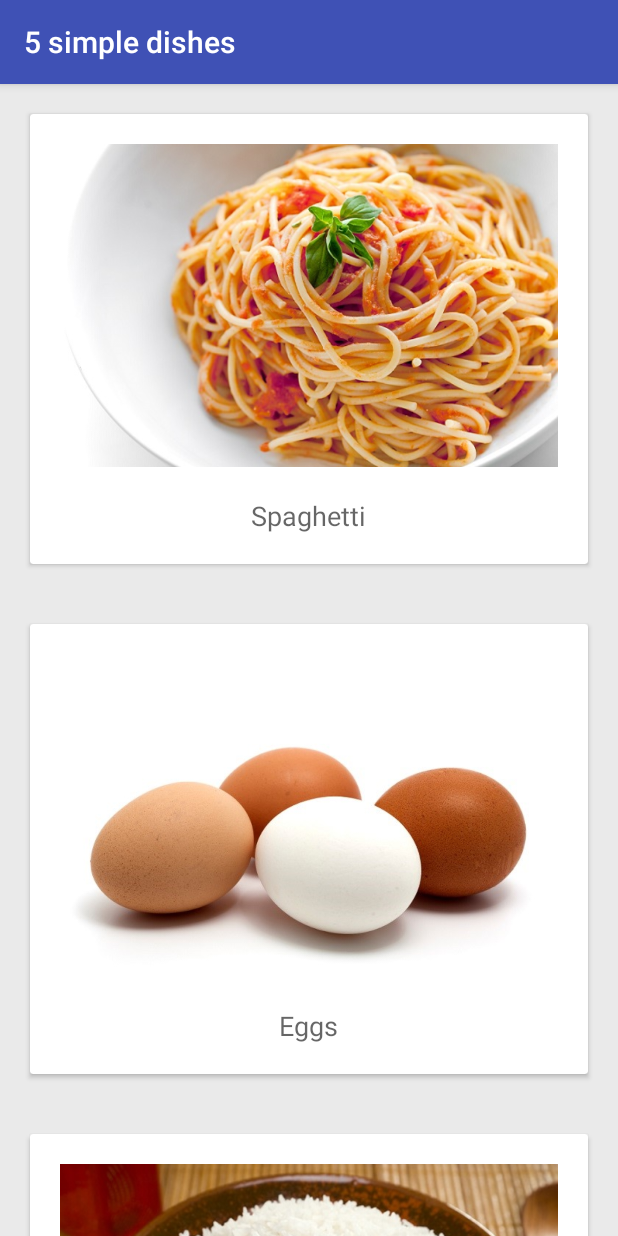
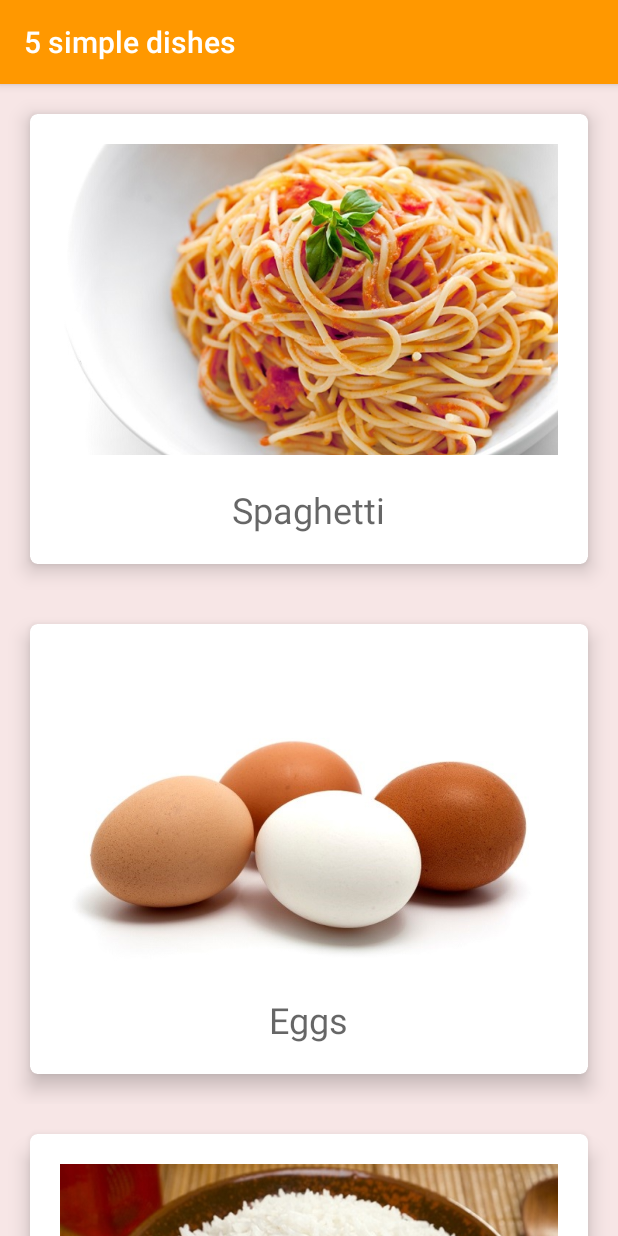
Before and after one commit to MNITD-SJ/FiveSimpleDishes, an Android app: the screen it shows after launch (MainActivity), on a phone screen of 412 x 824 dp. Run offline under Robolectric (Android 15) with nearby library versions, the phone set to English and light mode, and no system bars.

Commit message:
some little changes

```diff
--- a/app/src/main/res/layout/activity_main.xml
+++ b/app/src/main/res/layout/activity_main.xml
@@ -3,7 +3,7 @@
     android:id="@+id/main_container"
     android:layout_width="match_parent"
     android:layout_height="match_parent"
-    android:background="#10000000"
+    android:background="#F7E6E6"
     tools:context="com.example.ybateam.fivesimplerdishes.MainActivity"
     xmlns:android="http://schemas.android.com/apk/res/android"
     xmlns:tools="http://schemas.android.com/tools">
--- a/app/src/main/res/layout/fragment_detail.xml
+++ b/app/src/main/res/layout/fragment_detail.xml
@@ -26,6 +26,7 @@
         android:id="@+id/detail_name"
         android:layout_width="wrap_content"
         android:layout_height="wrap_content"
+        android:textSize="18sp"
         android:text="TITLEEEEEEEEEEEEE"
         android:layout_margin="34dp"
         android:layout_below="@+id/detail_image"
@@ -36,8 +37,10 @@
         android:id="@+id/detail_description"
         android:layout_width="match_parent"
         android:layout_height="match_parent"
+        android:layout_marginBottom="34dp"
         android:paddingLeft="20dp"
         android:paddingRight="20dp"
+        android:textSize="18sp"
         android:text="TITLEEE TITLEEE TITLEEE TITLEEE TITLEEE TITLEEE TITLEEE TITLEEE TITLEEE vTITLEEE "
         android:layout_below="@+id/detail_name"/>
 
--- a/app/src/main/res/layout/main_item.xml
+++ b/app/src/main/res/layout/main_item.xml
@@ -2,6 +2,7 @@
 <FrameLayout
     android:layout_width="wrap_content"
     android:layout_height="wrap_content"
+    xmlns:app="http://schemas.android.com/apk/res-auto"
     android:layout_gravity="center"
     android:gravity="center"
     android:orientation="vertical"
@@ -11,6 +12,8 @@
     <android.support.v7.widget.CardView
         android:id="@+id/item_container"
         android:layout_width="match_parent"
+        app:cardCornerRadius="5dp"
+        app:cardElevation="8dp"
         android:layout_height="300dp"
         android:layout_margin="20dp">
 
@@ -35,6 +38,7 @@
                 android:layout_gravity="center_horizontal"
                 android:layout_marginBottom="20dp"
                 android:text="Medium Text"
+                android:textSize="24sp"
                 android:textAppearance="?android:attr/textAppearanceMedium"/>
 
         </LinearLayout>
--- a/app/src/main/res/values/colors.xml
+++ b/app/src/main/res/values/colors.xml
@@ -1,6 +1,6 @@
 <?xml version="1.0" encoding="utf-8"?>
 <resources>
-    <color name="colorPrimary">#3F51B5</color>
-    <color name="colorPrimaryDark">#303F9F</color>
+    <color name="colorPrimary">#FF9800</color>
+    <color name="colorPrimaryDark">#F57C00</color>
     <color name="colorAccent">#FF4081</color>
 </resources>
```
